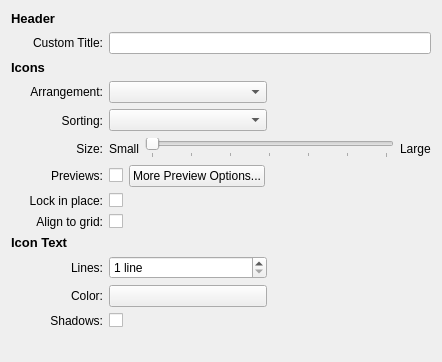
Old version of the form plasma/applets/folderview/folderviewDisplayConfig.ui in the repository KDE/kde-baseapps.
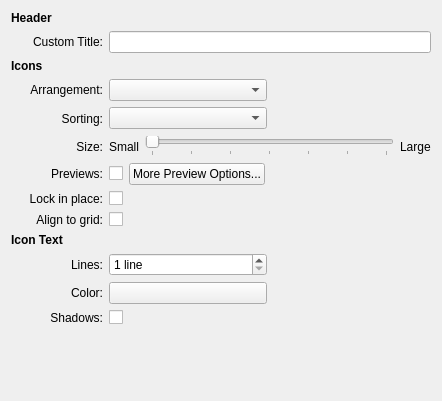
New version of the form. Custom widgets are drawn as their Qt base class.

Commit message: Embeding HTML code with hardcoded style into text property is a bad idea.

Patch:
```diff
--- a/plasma/applets/folderview/folderviewDisplayConfig.ui
+++ b/plasma/applets/folderview/folderviewDisplayConfig.ui
@@ -7,7 +7,7 @@
     <x>0</x>
     <y>0</y>
     <width>442</width>
-    <height>362</height>
+    <height>401</height>
    </rect>
   </property>
   <layout class="QGridLayout" name="gridLayout">
@@ -19,12 +19,14 @@
        <verstretch>0</verstretch>
       </sizepolicy>
      </property>
+     <property name="font">
+      <font>
+       <weight>75</weight>
+       <bold>true</bold>
+      </font>
+     </property>
      <property name="text">
-      <string>&lt;!DOCTYPE HTML PUBLIC &quot;-//W3C//DTD HTML 4.0//EN&quot; &quot;http://www.w3.org/TR/REC-html40/strict.dtd&quot;&gt;
-&lt;html&gt;&lt;head&gt;&lt;meta name=&quot;qrichtext&quot; content=&quot;1&quot; /&gt;&lt;style type=&quot;text/css&quot;&gt;
-p, li { white-space: pre-wrap; }
-&lt;/style&gt;&lt;/head&gt;&lt;body style=&quot; font-family:'Sans Serif'; font-size:10pt; font-weight:400; font-style:normal;&quot;&gt;
-&lt;p style=&quot; margin-top:0px; margin-bottom:0px; margin-left:0px; margin-right:0px; -qt-block-indent:0; text-indent:0px;&quot;&gt;&lt;span style=&quot; font-weight:600;&quot;&gt;Header&lt;/span&gt;&lt;/p&gt;&lt;/body&gt;&lt;/html&gt;</string>
+      <string>Header</string>
      </property>
     </widget>
    </item>
@@ -92,12 +94,14 @@
        <verstretch>0</verstretch>
       </sizepolicy>
      </property>
+     <property name="font">
+      <font>
+       <weight>75</weight>
+       <bold>true</bold>
+      </font>
+     </property>
      <property name="text">
-      <string>&lt;!DOCTYPE HTML PUBLIC &quot;-//W3C//DTD HTML 4.0//EN&quot; &quot;http://www.w3.org/TR/REC-html40/strict.dtd&quot;&gt;
-&lt;html&gt;&lt;head&gt;&lt;meta name=&quot;qrichtext&quot; content=&quot;1&quot; /&gt;&lt;style type=&quot;text/css&quot;&gt;
-p, li { white-space: pre-wrap; }
-&lt;/style&gt;&lt;/head&gt;&lt;body style=&quot; font-family:'Sans Serif'; font-size:10pt; font-weight:400; font-style:normal;&quot;&gt;
-&lt;p style=&quot; margin-top:0px; margin-bottom:0px; margin-left:0px; margin-right:0px; -qt-block-indent:0; text-indent:0px;&quot;&gt;&lt;span style=&quot; font-weight:600;&quot;&gt;Icons&lt;/span&gt;&lt;/p&gt;&lt;/body&gt;&lt;/html&gt;</string>
+      <string>Icons</string>
      </property>
     </widget>
    </item>
@@ -325,12 +329,14 @@
        <verstretch>0</verstretch>
       </sizepolicy>
      </property>
+     <property name="font">
+      <font>
+       <weight>75</weight>
+       <bold>true</bold>
+      </font>
+     </property>
      <property name="text">
-      <string>&lt;!DOCTYPE HTML PUBLIC &quot;-//W3C//DTD HTML 4.0//EN&quot; &quot;http://www.w3.org/TR/REC-html40/strict.dtd&quot;&gt;
-&lt;html&gt;&lt;head&gt;&lt;meta name=&quot;qrichtext&quot; content=&quot;1&quot; /&gt;&lt;style type=&quot;text/css&quot;&gt;
-p, li { white-space: pre-wrap; }
-&lt;/style&gt;&lt;/head&gt;&lt;body style=&quot; font-family:'Sans Serif'; font-size:10pt; font-weight:400; font-style:normal;&quot;&gt;
-&lt;p style=&quot; margin-top:0px; margin-bottom:0px; margin-left:0px; margin-right:0px; -qt-block-indent:0; text-indent:0px;&quot;&gt;&lt;span style=&quot; font-weight:600;&quot;&gt;Icon Text&lt;/span&gt;&lt;/p&gt;&lt;/body&gt;&lt;/html&gt;</string>
+      <string>Icon Text</string>
      </property>
     </widget>
    </item>
```
